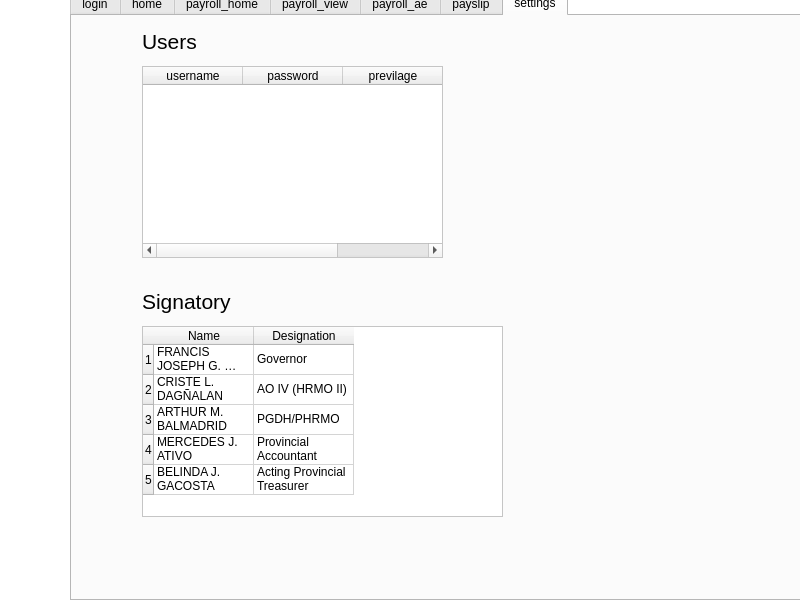
jaspernicholfabella/payroll-system, file Payroll_System.ui: the form before one commit.
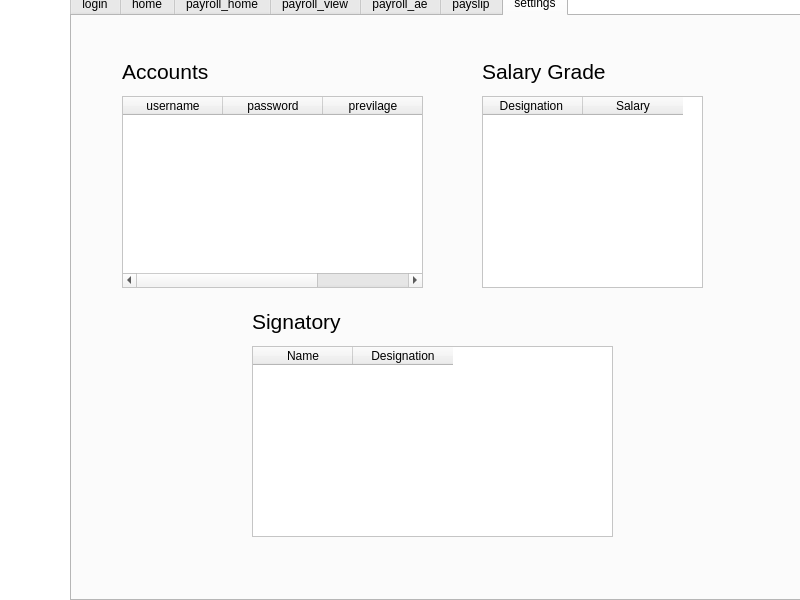
The form after the commit. The open tabs and pages were chosen to show the change. Icons and pictures are not drawn.

Commit message: added changes to the database and also added settings on the UI

What changed in the file:
```diff
--- a/Payroll_System.ui
+++ b/Payroll_System.ui
@@ -1857,8 +1857,8 @@
      <widget class="QTableWidget" name="settings_table_widget_users">
       <property name="geometry">
        <rect>
-        <x>70</x>
-        <y>50</y>
+        <x>50</x>
+        <y>80</y>
         <width>301</width>
         <height>192</height>
        </rect>
@@ -1882,8 +1882,8 @@
      <widget class="QLabel" name="label_14">
       <property name="geometry">
        <rect>
-        <x>70</x>
-        <y>10</y>
+        <x>50</x>
+        <y>40</y>
         <width>301</width>
         <height>31</height>
        </rect>
@@ -1894,14 +1894,14 @@
        </font>
       </property>
       <property name="text">
-       <string>Users</string>
+       <string>Accounts</string>
       </property>
      </widget>
      <widget class="QPushButton" name="settings_add_user">
       <property name="geometry">
        <rect>
-        <x>370</x>
-        <y>50</y>
+        <x>350</x>
+        <y>80</y>
         <width>41</width>
         <height>41</height>
        </rect>
@@ -1926,8 +1926,8 @@
      <widget class="QPushButton" name="settings_delete_user">
       <property name="geometry">
        <rect>
-        <x>370</x>
-        <y>90</y>
+        <x>350</x>
+        <y>160</y>
         <width>41</width>
         <height>41</height>
        </rect>
@@ -1952,8 +1952,8 @@
      <widget class="QPushButton" name="settings_save">
       <property name="geometry">
        <rect>
-        <x>370</x>
-        <y>130</y>
+        <x>350</x>
+        <y>120</y>
         <width>41</width>
         <height>41</height>
        </rect>
@@ -1967,7 +1967,7 @@
       </property>
       <property name="iconSize">
        <size>
-        <width>30</width>
+        <width>25</width>
         <height>30</height>
        </size>
       </property>
@@ -1991,8 +1991,8 @@
      <widget class="QPushButton" name="settings_save_2">
       <property name="geometry">
        <rect>
-        <x>430</x>
-        <y>310</y>
+        <x>540</x>
+        <y>330</y>
         <width>41</width>
         <height>41</height>
        </rect>
@@ -2006,7 +2006,7 @@
       </property>
       <property name="iconSize">
        <size>
-        <width>30</width>
+        <width>25</width>
         <height>30</height>
        </size>
       </property>
@@ -2017,8 +2017,8 @@
      <widget class="QTableWidget" name="settings_table_widget_signatory">
       <property name="geometry">
        <rect>
-        <x>70</x>
-        <y>310</y>
+        <x>180</x>
+        <y>330</y>
         <width>361</width>
         <height>191</height>
        </rect>
@@ -2026,31 +2026,6 @@
       <property name="sizeAdjustPolicy">
        <enum>QAbstractScrollArea::AdjustToContentsOnFirstShow</enum>
       </property>
-      <row>
-       <property name="text">
-        <string>1</string>
-       </property>
-      </row>
-      <row>
-       <property name="text">
-        <string>2</string>
-       </property>
-      </row>
-      <row>
-       <property name="text">
-        <string>3</string>
-       </property>
-      </row>
-      <row>
-       <property name="text">
-        <string>4</string>
-       </property>
-      </row>
-      <row>
-       <property name="text">
-        <string>5</string>
-       </property>
-      </row>
       <column>
        <property name="text">
         <string>Name</string>
@@ -2061,62 +2036,12 @@
         <string>Designation</string>
        </property>
       </column>
-      <item row="0" column="0">
-       <property name="text">
-        <string>FRANCIS JOSEPH G. ESCUDERO</string>
-       </property>
-      </item>
-      <item row="0" column="1">
-       <property name="text">
-        <string>Governor</string>
-       </property>
-      </item>
-      <item row="1" column="0">
-       <property name="text">
-        <string>CRISTE L. DAGÑALAN</string>
-       </property>
-      </item>
-      <item row="1" column="1">
-       <property name="text">
-        <string>AO IV (HRMO II)</string>
-       </property>
-      </item>
-      <item row="2" column="0">
-       <property name="text">
-        <string>ARTHUR M. BALMADRID</string>
-       </property>
-      </item>
-      <item row="2" column="1">
-       <property name="text">
-        <string>PGDH/PHRMO</string>
-       </property>
-      </item>
-      <item row="3" column="0">
-       <property name="text">
-        <string>MERCEDES J. ATIVO</string>
-       </property>
-      </item>
-      <item row="3" column="1">
-       <property name="text">
-        <string>Provincial Accountant</string>
-       </property>
-      </item>
-      <item row="4" column="0">
-       <property name="text">
-        <string>BELINDA J. GACOSTA</string>
-       </property>
-      </item>
-      <item row="4" column="1">
-       <property name="text">
-        <string>Acting Provincial Treasurer</string>
-       </property>
-      </item>
      </widget>
      <widget class="QLabel" name="label_15">
       <property name="geometry">
        <rect>
-        <x>70</x>
-        <y>270</y>
+        <x>180</x>
+        <y>290</y>
         <width>301</width>
         <height>31</height>
        </rect>
@@ -2130,6 +2055,122 @@
        <string>Signatory</string>
       </property>
      </widget>
+     <widget class="QTableWidget" name="settings_table_widget_users_2">
+      <property name="geometry">
+       <rect>
+        <x>410</x>
+        <y>80</y>
+        <width>221</width>
+        <height>192</height>
+       </rect>
+      </property>
+      <column>
+       <property name="text">
+        <string>Designation </string>
+       </property>
+      </column>
+      <column>
+       <property name="text">
+        <string>Salary</string>
+       </property>
+      </column>
+     </widget>
+     <widget class="QPushButton" name="settings_delete_user_2">
+      <property name="geometry">
+       <rect>
+        <x>630</x>
+        <y>160</y>
+        <width>41</width>
+        <height>41</height>
+       </rect>
+      </property>
+      <property name="text">
+       <string/>
+      </property>
+      <property name="icon">
+       <iconset resource="icons.qrc">
+        <normaloff>:/icons/trash-can.png</normaloff>:/icons/trash-can.png</iconset>
+      </property>
+      <property name="iconSize">
+       <size>
+        <width>30</width>
+        <height>30</height>
+       </size>
+      </property>
+      <property name="flat">
+       <bool>true</bool>
+      </property>
+     </widget>
+     <widget class="QLabel" name="label_16">
+      <property name="geometry">
+       <rect>
+        <x>410</x>
+        <y>40</y>
+        <width>221</width>
+        <height>31</height>
+       </rect>
+      </property>
+      <property name="font">
+       <font>
+        <pointsize>16</pointsize>
+       </font>
+      </property>
+      <property name="text">
+       <string>Salary Grade</string>
+      </property>
+     </widget>
+     <widget class="QPushButton" name="settings_add_user_2">
+      <property name="geometry">
+       <rect>
+        <x>630</x>
+        <y>80</y>
+        <width>41</width>
+        <height>41</height>
+       </rect>
+      </property>
+      <property name="text">
+       <string/>
+      </property>
+      <property name="icon">
+       <iconset resource="icons.qrc">
+        <normaloff>:/icons/add-database.png</normaloff>:/icons/add-database.png</iconset>
+      </property>
+      <property name="iconSize">
+       <size>
+        <width>30</width>
+        <height>30</height>
+       </size>
+      </property>
+      <property name="flat">
+       <bool>true</bool>
+      </property>
+     </widget>
+     <widget class="QPushButton" name="settings_save_3">
+      <property name="geometry">
+       <rect>
+        <x>630</x>
+        <y>120</y>
+        <width>41</width>
+        <height>41</height>
+       </rect>
+      </property>
+      <property name="text">
+       <string/>
+      </property>
+      <property name="icon">
+       <iconset resource="icons.qrc">
+        <normaloff>:/icons/edit.png</normaloff>:/icons/edit.png</iconset>
+      </property>
+      <property name="iconSize">
+       <size>
+        <width>25</width>
+        <height>30</height>
+       </size>
+      </property>
+      <property name="flat">
+       <bool>true</bool>
+      </property>
+     </widget>
     </widget>
    </widget>
    <widget class="QWidget" name="_container" native="true">
```
Left out of the diff: 6 changed lines with no effect on the pictures. The commit also changes 4 other files.
